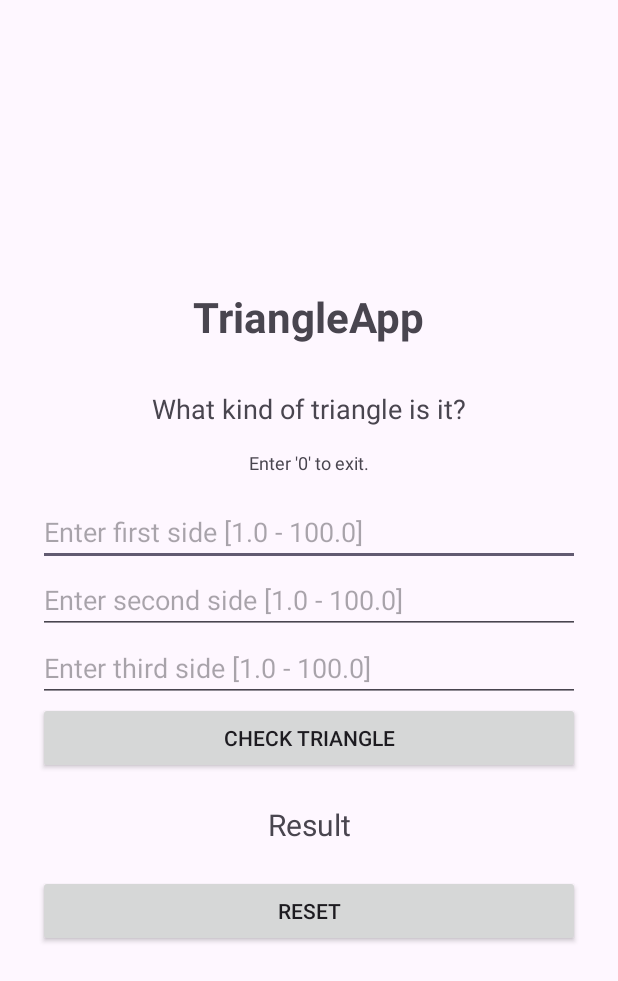
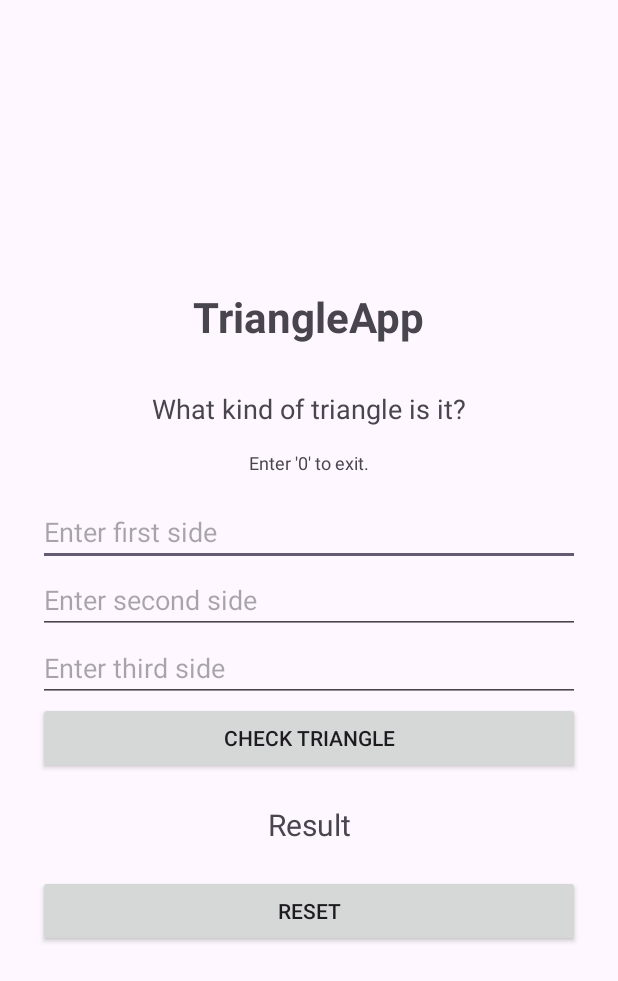
Before and after one commit to gpytak/TriangleApp, an Android app: the screen it shows after launch (MainActivity), on a phone screen of 412 x 824 dp. Shown: the top 981 px of the screen. Run offline under Robolectric (Android 15) with nearby library versions, the phone set to English and light mode, and no system bars.

Commit message:
Revert "Add functionality for ensuring the sides entered are between 1.0 and 100.0"
This reverts commit 1ced8e625870bc8d8d60689f04f315b61a706f0c.

```diff
--- a/app/src/main/res/layout/activity_main.xml
+++ b/app/src/main/res/layout/activity_main.xml
@@ -33,21 +33,21 @@
         android:id="@+id/side1"
         android:layout_width="match_parent"
         android:layout_height="wrap_content"
-        android:hint="Enter first side [1.0 - 100.0]"
+        android:hint="Enter first side"
         android:inputType="numberDecimal|numberSigned"/>
 
     <EditText
         android:id="@+id/side2"
         android:layout_width="match_parent"
         android:layout_height="wrap_content"
-        android:hint="Enter second side [1.0 - 100.0]"
+        android:hint="Enter second side"
         android:inputType="numberDecimal|numberSigned"/>
 
     <EditText
         android:id="@+id/side3"
         android:layout_width="match_parent"
         android:layout_height="wrap_content"
-        android:hint="Enter third side [1.0 - 100.0]"
+        android:hint="Enter third side"
         android:inputType="numberDecimal|numberSigned"/>
 
     <Button
```
Also changed, not shown: app/src/main/java/com/example/mytriangleapp/TriangleCalculator.kt (+3 -4 lines).
